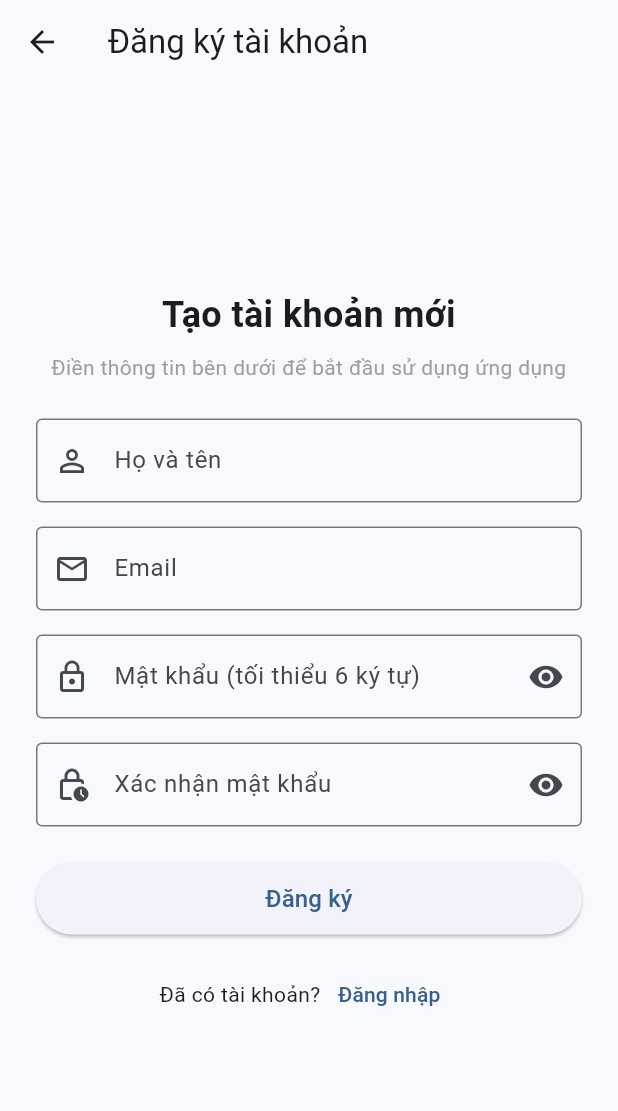
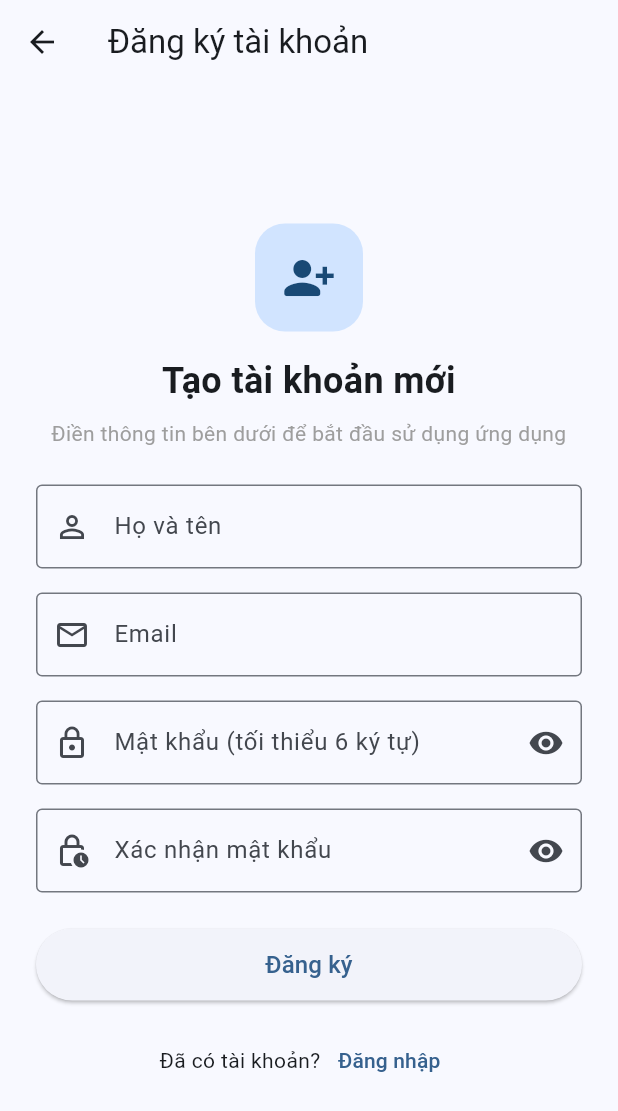
Before and after one commit to tnduckhmt2411011-design/case2_KHMT2411011_TranNguyenDuc, a Flutter app: the screen it shows after launch, after a tap on "Đăng ký ngay", on a phone screen of 412 x 824 dp. Shown: the top 1111 px of the screen. Run offline on Flutter 3.47's test engine with Material 3 defaults, Android fonts, the phone set to English and light mode, and no system bars; our stand-ins replace shared_preferences; accounts and stored records are empty; network calls fail.

Commit message:
feat(ui): cap nhat logo Flow, icon dang ky va don AI slop Case 2

```diff
--- a/TaskManager/lib/screens/auth/register_screen.dart
+++ b/TaskManager/lib/screens/auth/register_screen.dart
@@ -89,6 +89,7 @@ class _RegisterScreenState extends State<RegisterScreen> {
 
   @override
   Widget build(BuildContext context) {
+    final colorScheme = Theme.of(context).colorScheme;
     return Scaffold(
       appBar: AppBar(
         title: const Text('Đăng ký tài khoản'),
@@ -102,6 +103,23 @@ class _RegisterScreenState extends State<RegisterScreen> {
               child: Column(
                 crossAxisAlignment: CrossAxisAlignment.stretch,
                 children: [
+                  Center(
+                    child: Container(
+                      key: const ValueKey('register_header_icon'),
+                      width: 72,
+                      height: 72,
+                      decoration: BoxDecoration(
+                        color: colorScheme.primaryContainer,
+                        borderRadius: BorderRadius.circular(20),
+                      ),
+                      child: Icon(
+                        Icons.person_add_alt_1_rounded,
+                        size: 36,
+                        color: colorScheme.onPrimaryContainer,
+                      ),
+                    ),
+                  ),
+                  const SizedBox(height: 16),
                   const Text(
                     'Tạo tài khoản mới',
                     style: TextStyle(
@@ -228,8 +246,9 @@ class _RegisterScreenState extends State<RegisterScreen> {
                     ),
                   ),
                   const SizedBox(height: 16),
-                  Row(
-                    mainAxisAlignment: MainAxisAlignment.center,
+                  Wrap(
+                    alignment: WrapAlignment.center,
+                    crossAxisAlignment: WrapCrossAlignment.center,
                     children: [
                       const Text('Đã có tài khoản?'),
                       TextButton(
--- a/TaskManager/lib/widgets/task_manager_logo.dart
+++ b/TaskManager/lib/widgets/task_manager_logo.dart
@@ -13,20 +13,22 @@ class TaskManagerLogo extends StatelessWidget {
 
   @override
   Widget build(BuildContext context) {
+    final radius = BorderRadius.circular(size * 0.2);
     return ClipRRect(
-      borderRadius: BorderRadius.circular(20),
+      borderRadius: radius,
       child: Image.asset(
         assetPath,
         width: size,
         height: size,
-        fit: BoxFit.cover,
+        fit: BoxFit.contain,
+        semanticLabel: 'Logo Task Manager',
         errorBuilder: (context, error, stackTrace) {
           return Container(
             width: size,
             height: size,
             decoration: BoxDecoration(
               color: Colors.blue.shade50,
-              borderRadius: BorderRadius.circular(20),
+              borderRadius: radius,
             ),
             child: Icon(
               Icons.task_alt,
```
Also changed, not shown: TaskManager/lib/screens/tasks/task_detail_screen.dart (+21 -26 lines), TaskManager/assets/images/logo.png, 3 other files.
